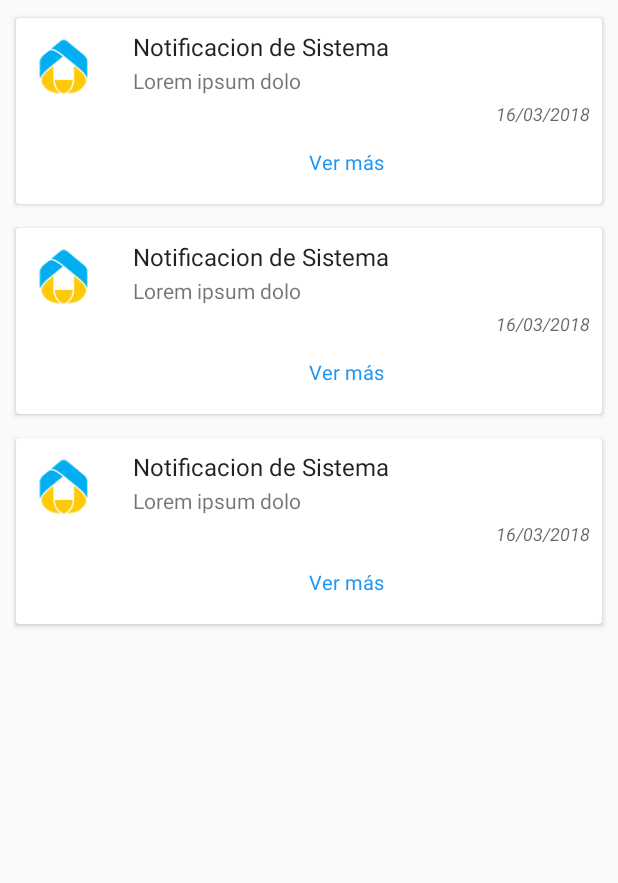
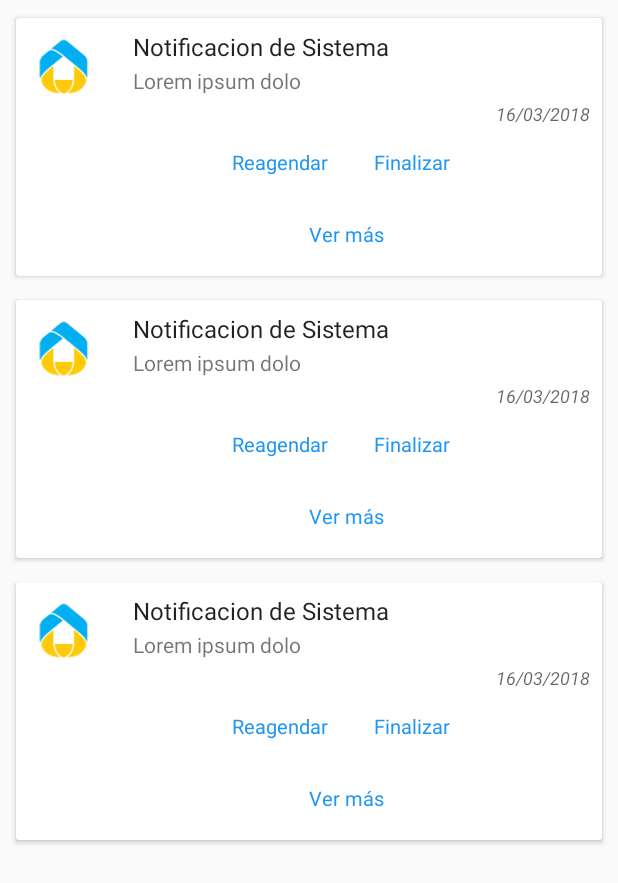
Before and after one commit to guimer-mena/crm-leads-android, an Android app: the layout fragment_notifications.xml on its own in the app's theme, with its tools: preview values and no code run, on a phone screen of 412 x 824 dp. Shown: the top 883 px of the screen. Run offline under Robolectric (Android 15) with nearby library versions, the phone set to English and light mode, and no system bars.

Commit message:
Agregar boton accion

```diff
--- a/app/src/main/res/layout/item_list_notifications.xml
+++ b/app/src/main/res/layout/item_list_notifications.xml
@@ -71,7 +71,7 @@
             tools:text=" 16/03/2018"
             android:layout_alignParentRight="true"/>
 
-        <Button
+        <!--<Button
             android:id="@+id/buttonVerMas"
             style="@style/Widget.AppCompat.Button.Borderless"
             android:layout_width="wrap_content"
@@ -82,7 +82,56 @@
             android:textAppearance="@style/TextAppearance.AppCompat.Caption"
             android:textColor="?attr/colorPrimary"
             android:textSize="13dp"
-            android:layout_alignParentRight="true"/>
+            android:layout_alignParentRight="true"/>-->
+        <LinearLayout
+            android:id="@+id/layoutBotonAgenda"
+            android:layout_width="match_parent"
+            android:layout_height="wrap_content"
+            android:layout_below="@+id/tv_expiry_date"
+            android:layout_toRightOf="@+id/tv_image"
+            android:gravity="center">
+            <Button
+                android:id="@+id/buttonReagendar"
+                style="@style/Widget.AppCompat.Button.Borderless"
+                android:layout_width="wrap_content"
+                android:layout_height="wrap_content"
+                android:layout_below="@+id/tv_expiry_date"
+                android:layout_toRightOf="@+id/buttonCerrar"
+                android:text="Reagendar"
+                android:textAppearance="@style/TextAppearance.AppCompat.Caption"
+                android:textColor="?attr/colorPrimary"
+                android:textSize="13dp"
+                android:layout_alignParentRight="true"
+                />
+            <Button
+                android:id="@+id/buttonFinalizar"
+                style="@style/Widget.AppCompat.Button.Borderless"
+                android:layout_width="wrap_content"
+                android:layout_height="wrap_content"
+                android:layout_below="@+id/tv_expiry_date"
+                android:layout_toRightOf="@+id/buttonReagendar"
+                android:text="Finalizar"
+                android:textAppearance="@style/TextAppearance.AppCompat.Caption"
+                android:textColor="?attr/colorPrimary"
+                android:textSize="13dp"
+                android:layout_alignParentRight="true"
+                />
+        </LinearLayout>
+        <Button
+            android:id="@+id/buttonVerMas"
+            style="@style/Widget.AppCompat.Button.Borderless"
+            android:layout_width="wrap_content"
+            android:layout_height="wrap_content"
+            android:layout_below="@+id/layoutBotonAgenda"
+            android:layout_toRightOf="@+id/tv_image"
+            android:text="Ver más"
+            android:textAppearance="@style/TextAppearance.AppCompat.Caption"
+            android:textColor="?attr/colorPrimary"
+            android:textSize="13dp"
+            android:layout_alignParentRight="true"
+            />
+
+
 
     </RelativeLayout>
 </android.support.v7.widget.CardView>
```
